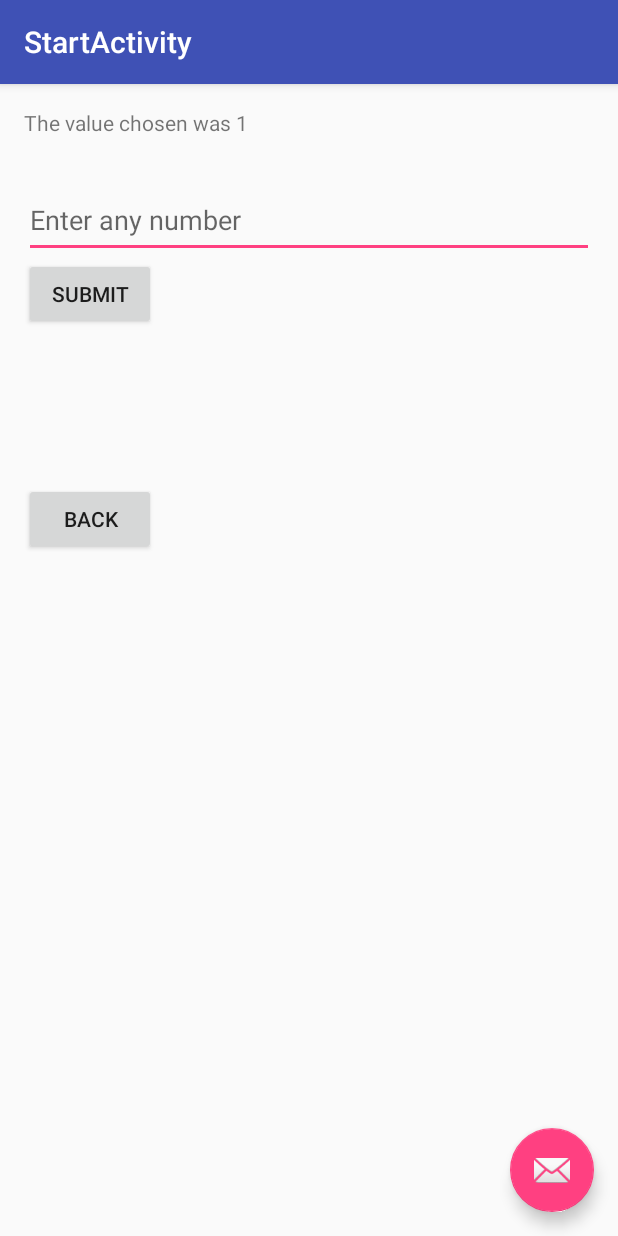
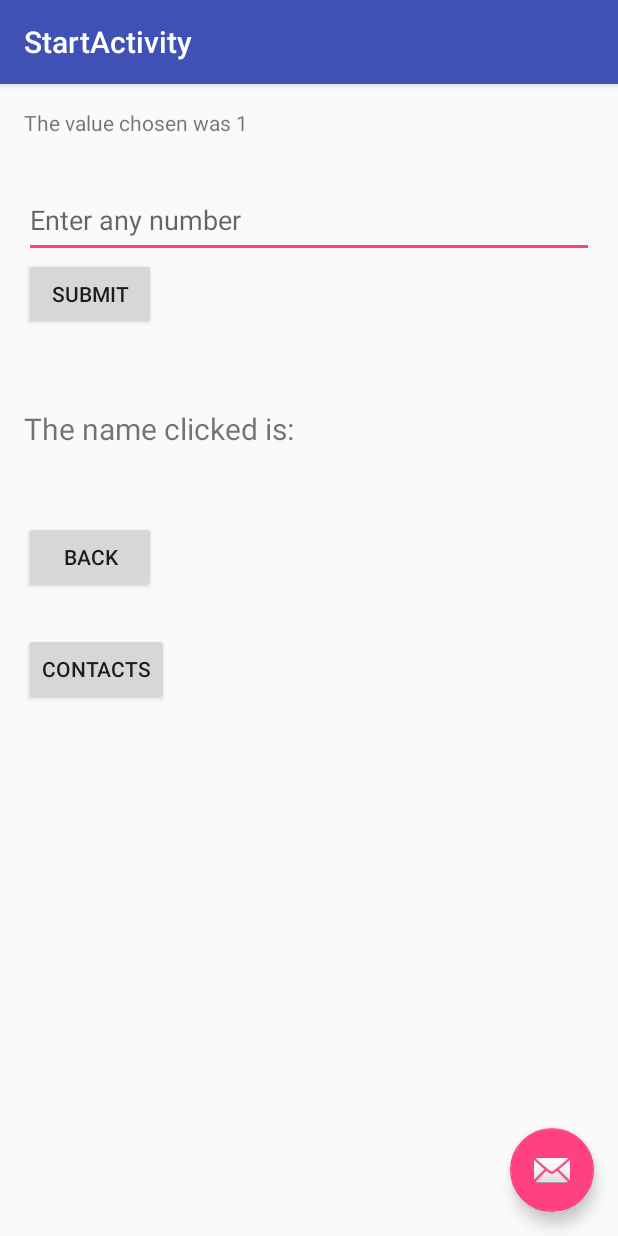
Before and after one commit to 2016jchoi/ActivityLifeCycle, an Android app: the screen it shows after launch (StartActivity), after a tap on "SUBMIT", on a phone screen of 412 x 824 dp. Run offline under Robolectric (Android 15) with nearby library versions, the phone set to English and light mode, and no system bars; 1 other tap on this screen came first.

Commit message:
Access contacts from app Get data (name) from contacts and display on app

```diff
--- a/app/src/main/AndroidManifest.xml
+++ b/app/src/main/AndroidManifest.xml
@@ -1,7 +1,7 @@
 <?xml version="1.0" encoding="utf-8"?>
 <manifest xmlns:android="http://schemas.android.com/apk/res/android"
     package="com.example.jchoi.activitylifecycle" >
-
+    <uses-permission android:name="android.permission.READ_CONTACTS"/>
     <application
         android:allowBackup="true"
         android:icon="@mipmap/ic_launcher"
--- a/app/src/main/res/layout/content_start.xml
+++ b/app/src/main/res/layout/content_start.xml
@@ -17,7 +17,7 @@
         android:layout_width="wrap_content"
         android:text="BACK"
         android:id="@+id/back"
-        android:layout_marginTop="250dp"
+        android:layout_marginTop="275dp"
         />
     <TextView
         android:layout_width="wrap_content"
@@ -39,5 +39,21 @@
         android:id="@+id/valueSubmit"
         android:layout_marginTop="100dp"
         />
+    <Button
+        android:layout_height="wrap_content"
+        android:layout_width="wrap_content"
+        android:text="CONTACTS"
+        android:id="@+id/contact"
+        android:layout_marginTop="350dp"
+        />
+
+    <TextView
+        android:layout_width="wrap_content"
+        android:layout_height="wrap_content"
+        android:layout_marginTop="200dp"
+        android:id="@+id/namer"
+        android:text = "The name clicked is: "
+        android:textSize="20dp"
+        />
 
 </RelativeLayout>
```
Also changed, not shown: app/src/main/java/com/example/jchoi/activitylifecycle/StartActivity.java (+32 -1 lines), 28 other files.
